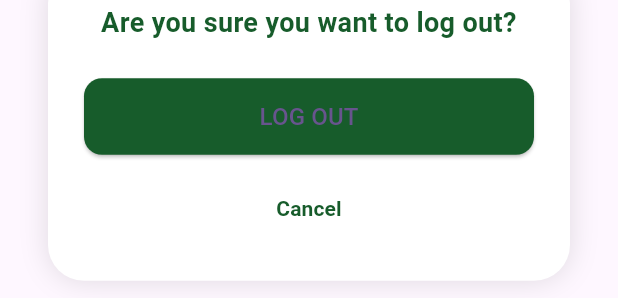
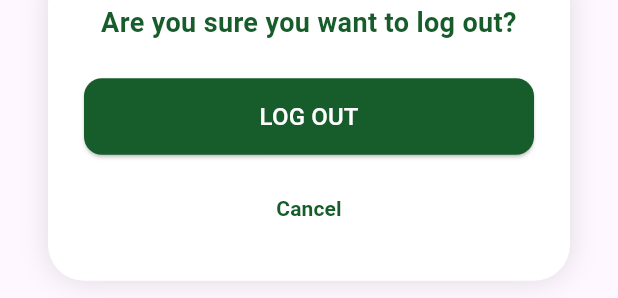
Before and after one commit to KuuSora/field_fresh, a Flutter app: the LogoutDialog widget shown alone on an empty page, opened directly, on a phone screen of 412 x 824 dp. Shown: the part 494-792 px from the top of the screen. Run offline on Flutter 3.47's test engine with Material 3 defaults, Android fonts, the light colour scheme and no system bars; our stand-ins replace appwrite, image_picker.

Commit message:
log out text fixed

```diff
--- a/lib/profile/logout_dialog.dart
+++ b/lib/profile/logout_dialog.dart
@@ -48,7 +48,13 @@ class LogoutDialog extends StatelessWidget {
                   Navigator.of(context).pop(); // Close drawer
                   Navigator.of(context).pushReplacementNamed('/'); // Go to SplashScreen
                 },
-                child: const Text('LOG OUT', style: TextStyle(fontSize: 16)),
+                child: const Text(
+                  'LOG OUT',
+                  style: TextStyle(
+                    fontSize: 16,
+                    color: Colors.white, // <-- Add this line
+                  ),
+                ),
               ),
             ),
             const SizedBox(height: 12),
```
